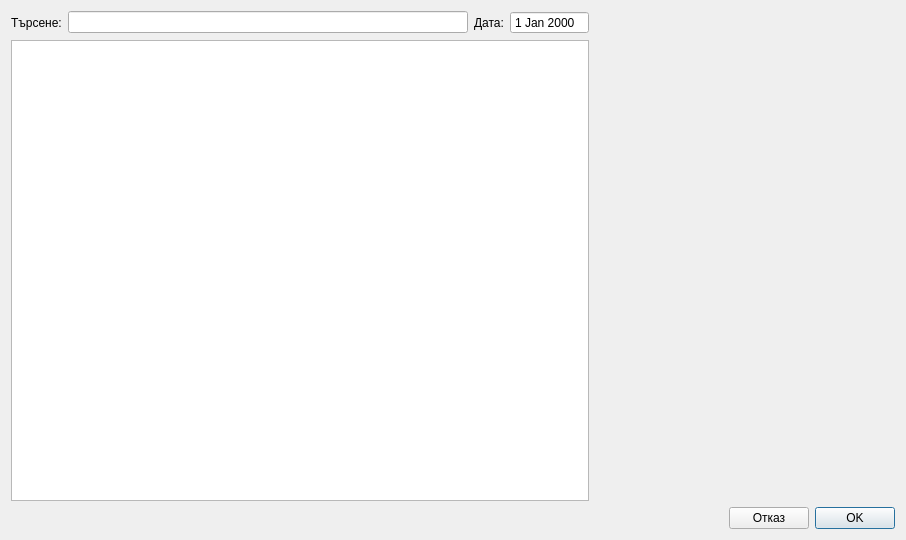
thefinalcutbg/DinoDent, file src/View/ProcedureDialog/ProcedureDialog.ui: the form before one commit.
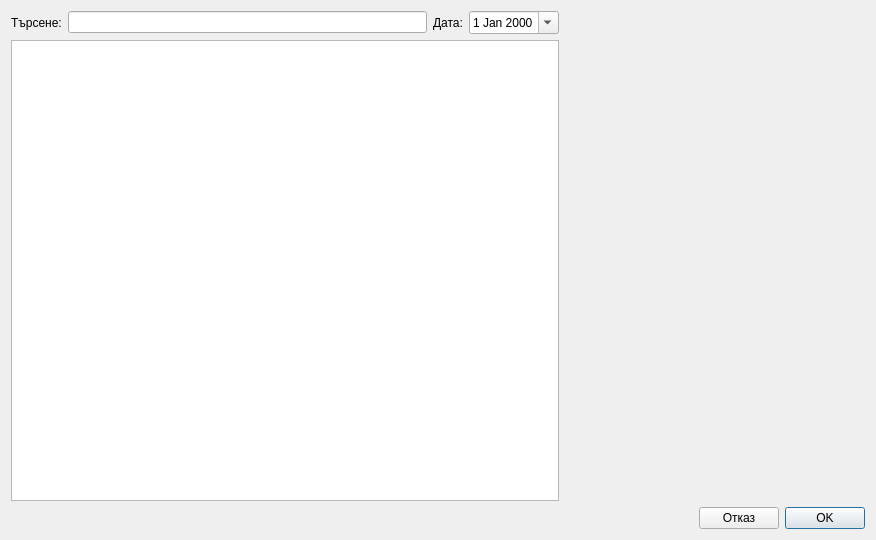
The form after the commit. Custom widgets are drawn as their Qt base class.

Commit message: Pregnancy delegated to Pocedure container. AmbList time implemented. New calendar widget

```diff
--- a/src/View/ProcedureDialog/ProcedureDialog.ui
+++ b/src/View/ProcedureDialog/ProcedureDialog.ui
@@ -6,7 +6,7 @@
    <rect>
     <x>0</x>
     <y>0</y>
-    <width>906</width>
+    <width>876</width>
     <height>540</height>
    </rect>
   </property>
@@ -51,6 +51,18 @@
          </item>
          <item>
           <widget class="DateEdit" name="dateEdit">
+           <property name="sizePolicy">
+            <sizepolicy hsizetype="Preferred" vsizetype="Fixed">
+             <horstretch>0</horstretch>
+             <verstretch>0</verstretch>
+            </sizepolicy>
+           </property>
+           <property name="minimumSize">
+            <size>
+             <width>90</width>
+             <height>0</height>
+            </size>
+           </property>
            <property name="wrapping">
             <bool>false</bool>
            </property>
@@ -60,6 +72,9 @@
            <property name="buttonSymbols">
             <enum>QAbstractSpinBox::NoButtons</enum>
            </property>
+           <property name="calendarPopup">
+            <bool>true</bool>
+           </property>
            <property name="currentSectionIndex">
             <number>0</number>
            </property>
```
The commit also changes 43 other files.
